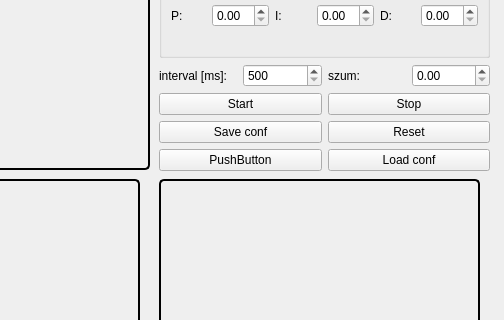
Qt form Sieci-projekt-Rabenda-Ferdyn/mainwindow.ui (KamilFerdyn/SieciProjektRabendaFerdyn) before a commit; both pictures show x 561 to 1065 and y 301 to 621 of the 1065 by 800 pixel window.
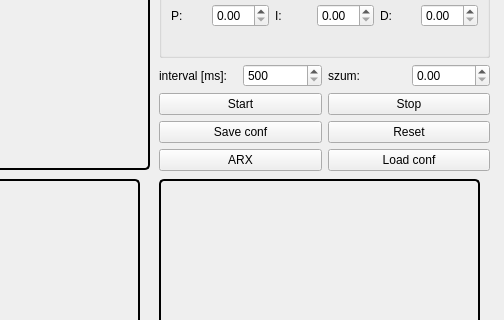
The same form after that commit.

Patch:
```diff
--- a/Sieci-projekt-Rabenda-Ferdyn/mainwindow.ui
+++ b/Sieci-projekt-Rabenda-Ferdyn/mainwindow.ui
@@ -370,7 +370,7 @@
        <item row="2" column="0">
         <widget class="QPushButton" name="pushButton">
          <property name="text">
-          <string>PushButton</string>
+          <string>ARX</string>
          </property>
         </widget>
        </item>
```
Left out of the diff: 4 changed lines with no effect on the pictures.
